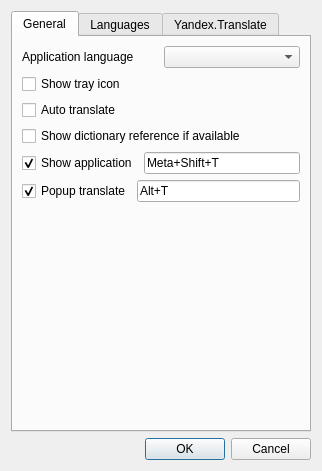
The window that src/settings.ui (georgyfarniev/litetran-qt) describes before a commit, drawn with Qt 5.
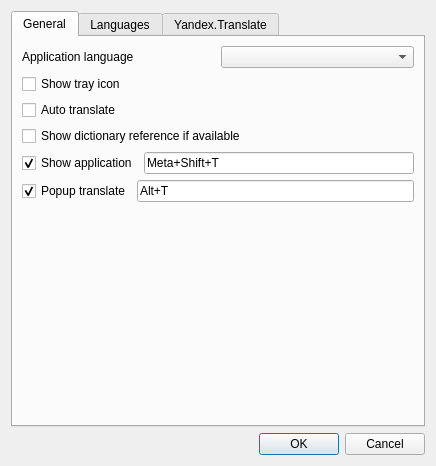
The same window after the commit.

What changed in the file:
```diff
--- a/src/settings.ui
+++ b/src/settings.ui
@@ -6,8 +6,8 @@
    <rect>
     <x>0</x>
     <y>0</y>
-    <width>322</width>
-    <height>471</height>
+    <width>436</width>
+    <height>466</height>
    </rect>
   </property>
   <property name="windowTitle">
@@ -121,7 +121,7 @@
          <property name="sizeHint" stdset="0">
           <size>
            <width>20</width>
-           <height>178</height>
+           <height>173</height>
           </size>
          </property>
         </spacer>
```
Left out of the diff: 2 changed lines with no effect on the pictures.
